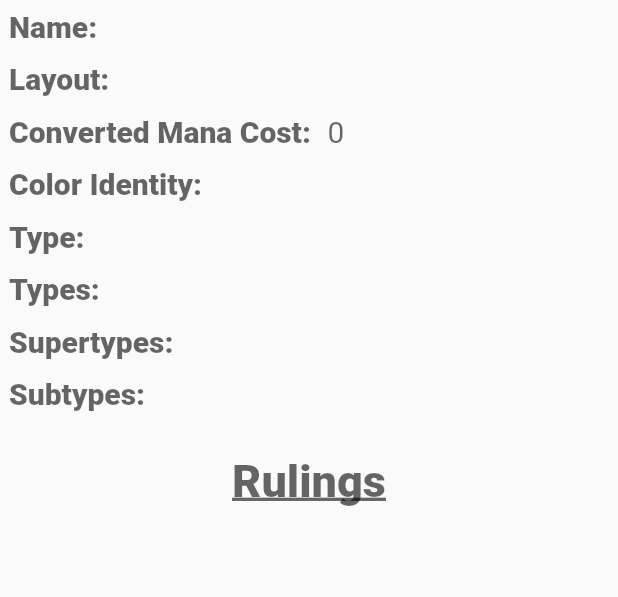
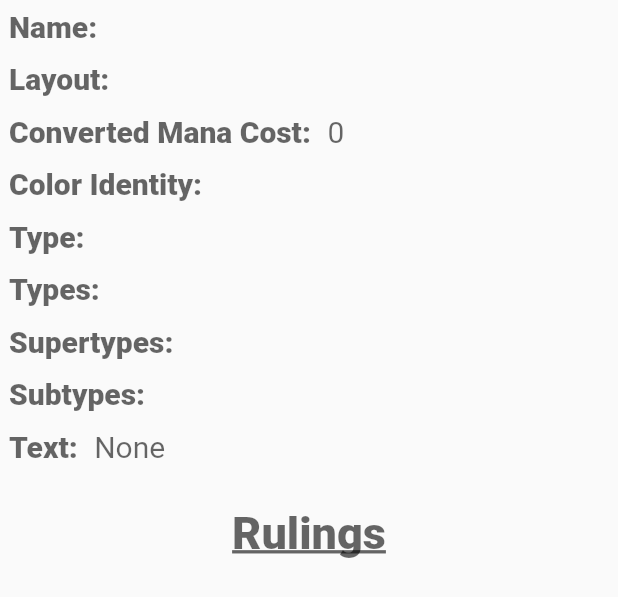
Before and after one commit to nathaniel-dwyer-unh/Grimoire, a Flutter app: the DisplayCardData widget shown alone on an empty page, opened directly with empty values, on a phone screen of 412 x 824 dp. Shown: the top 597 px of the screen. Run offline on Flutter 3.47's test engine with Material 2 defaults, Android fonts, the phone set to English and light mode, and no system bars; our stand-ins replace firebase_core, firebase_database; accounts and stored records are empty.

Commit message:
Added 'text' attribute to DisplayCardData()
not sure how I missed this.......but it's there now!

```diff
--- a/grimoire/lib/displayCardData.dart
+++ b/grimoire/lib/displayCardData.dart
@@ -361,6 +361,74 @@ Widget getCardSubtypes(Map<String, dynamic> cardDataResponse) {
   }
 }
 
+Widget getCardText(Map<String, dynamic> cardDataResponse) {
+  if (cardDataResponse['text'] == '') {
+    return new Padding(
+      padding: EdgeInsets.all(3),
+      child: Row(
+        children: [
+          Padding(
+            padding: EdgeInsets.all(3),
+            child: Text(
+              'Text: ',
+              style: TextStyle(
+                fontWeight: FontWeight.w900,
+                fontSize: 20,
+                color: Colors.black.withOpacity(0.6),
+              ),
+            ),
+          ),
+          Expanded(
+            child: Padding(
+              padding: EdgeInsets.all(3),
+              child: Text(
+                'None',
+                style: TextStyle(
+                  fontWeight: FontWeight.normal,
+                  fontSize: 20,
+                  color: Colors.black.withOpacity(0.6),
+                ),
+              ),
+            ),
+          ),
+        ],
+      ),
+    );
+  } else {
+    return new Padding(
+      padding: EdgeInsets.only(top: 20),
+      child: Row(
+        children: [
+          Padding(
+            padding: EdgeInsets.all(3),
+            child: Text(
+              'Text: ',
+              style: TextStyle(
+                fontWeight: FontWeight.w900,
+                fontSize: 20,
+                color: Colors.black.withOpacity(0.6),
+              ),
+            ),
+          ),
+          Expanded(
+            child: Padding(
+              padding: EdgeInsets.all(3),
+              child: Text(
+                cardDataResponse['text'].toString(),
+                style: TextStyle(
+                  fontWeight: FontWeight.normal,
+                  fontSize: 20,
+                  color: Colors.black.withOpacity(0.6),
+                ),
+              ),
+            ),
+          ),
+        ],
+      ),
+    );
+  }
+}
+
 class _DisplayCardDataState extends State<DisplayCardData> {
   @override
   Widget build(BuildContext context) {
@@ -495,6 +563,7 @@ class _DisplayCardDataState extends State<DisplayCardData> {
           getCardTypes(widget.cardDataResponse),
           getCardSupertypes(widget.cardDataResponse),
           getCardSubtypes(widget.cardDataResponse),
+          getCardText(widget.cardDataResponse),
           Padding(
             padding: EdgeInsets.only(top: 20),
             child: Row(
```
